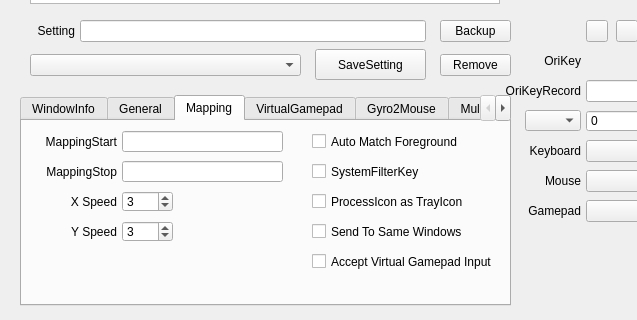
Zalafina/QKeyMapper, file QKeyMapper/qkeymapper.ui: the form before one commit; both pictures show x 0 to 637 and y 350 to 670 of the 1070 by 670 pixel window.
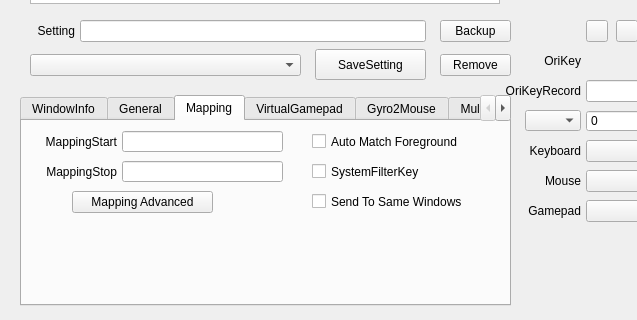
The form after the commit. The open tabs and pages were chosen to show the change.

Diff of the .ui file:
```diff
--- a/QKeyMapper/qkeymapper.ui
+++ b/QKeyMapper/qkeymapper.ui
@@ -1034,75 +1034,11 @@
       <string>Auto Match Foreground</string>
      </property>
     </widget>
-    <widget class="QSpinBox" name="mouseYSpeedSpinBox">
-     <property name="geometry">
-      <rect>
-       <x>100</x>
-       <y>100</y>
-       <width>51</width>
-       <height>21</height>
-      </rect>
-     </property>
-     <property name="focusPolicy">
-      <enum>Qt::FocusPolicy::ClickFocus</enum>
-     </property>
-     <property name="value">
-      <number>3</number>
-     </property>
-    </widget>
-    <widget class="QLabel" name="mouseXSpeedLabel">
-     <property name="geometry">
-      <rect>
-       <x>4</x>
-       <y>70</y>
-       <width>91</width>
-       <height>22</height>
-      </rect>
-     </property>
-     <property name="text">
-      <string>X Speed</string>
-     </property>
-     <property name="alignment">
-      <set>Qt::AlignmentFlag::AlignRight|Qt::AlignmentFlag::AlignTrailing|Qt::AlignmentFlag::AlignVCenter</set>
-     </property>
-    </widget>
-    <widget class="QSpinBox" name="mouseXSpeedSpinBox">
-     <property name="geometry">
-      <rect>
-       <x>100</x>
-       <y>70</y>
-       <width>51</width>
-       <height>21</height>
-      </rect>
-     </property>
-     <property name="focusPolicy">
-      <enum>Qt::FocusPolicy::ClickFocus</enum>
-     </property>
-     <property name="value">
-      <number>3</number>
-     </property>
-    </widget>
-    <widget class="QLabel" name="mouseYSpeedLabel">
-     <property name="geometry">
-      <rect>
-       <x>4</x>
-       <y>100</y>
-       <width>91</width>
-       <height>22</height>
-      </rect>
-     </property>
-     <property name="text">
-      <string>Y Speed</string>
-     </property>
-     <property name="alignment">
-      <set>Qt::AlignmentFlag::AlignRight|Qt::AlignmentFlag::AlignTrailing|Qt::AlignmentFlag::AlignVCenter</set>
-     </property>
-    </widget>
     <widget class="QCheckBox" name="sendToSameTitleWindowsCheckBox">
      <property name="geometry">
       <rect>
        <x>290</x>
-       <y>100</y>
+       <y>70</y>
        <width>191</width>
        <height>21</height>
       </rect>
@@ -1140,38 +1076,6 @@
       </rect>
      </property>
     </widget>
-    <widget class="QCheckBox" name="acceptVirtualGamepadInputCheckBox">
-     <property name="geometry">
-      <rect>
-       <x>290</x>
-       <y>130</y>
-       <width>191</width>
-       <height>21</height>
-      </rect>
-     </property>
-     <property name="focusPolicy">
-      <enum>Qt::FocusPolicy::NoFocus</enum>
-     </property>
-     <property name="text">
-      <string>Accept Virtual Gamepad Input</string>
-     </property>
-    </widget>
-    <widget class="QCheckBox" name="ProcessIconAsTrayIconCheckBox">
-     <property name="geometry">
-      <rect>
-       <x>290</x>
-       <y>70</y>
-       <width>191</width>
-       <height>21</height>
-      </rect>
-     </property>
-     <property name="focusPolicy">
-      <enum>Qt::FocusPolicy::NoFocus</enum>
-     </property>
-     <property name="text">
-      <string>ProcessIcon as TrayIcon</string>
-     </property>
-    </widget>
     <widget class="QCheckBox" name="enableSystemFilterKeyCheckBox">
      <property name="geometry">
       <rect>
@@ -1188,6 +1092,25 @@
       <string>SystemFilterKey</string>
      </property>
     </widget>
+    <widget class="QPushButton" name="mappingAdvancedSettingButton">
+     <property name="geometry">
+      <rect>
+       <x>50</x>
+       <y>70</y>
+       <width>141</width>
+       <height>22</height>
+      </rect>
+     </property>
+     <property name="focusPolicy">
+      <enum>Qt::FocusPolicy::NoFocus</enum>
+     </property>
+     <property name="text">
+      <string>Mapping Advanced</string>
+     </property>
+     <property name="autoDefault">
+      <bool>false</bool>
+     </property>
+    </widget>
    </widget>
    <widget class="QWidget" name="virtual_gamepad">
     <attribute name="title">
```
Left out of the diff: 2 changed lines with no effect on the pictures.
